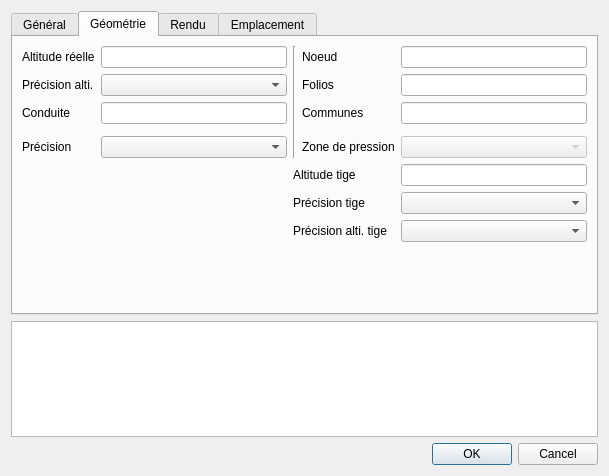
Qt form qgis-project/ui_forms/valve.ui (qwat/QWAT) before a commit.
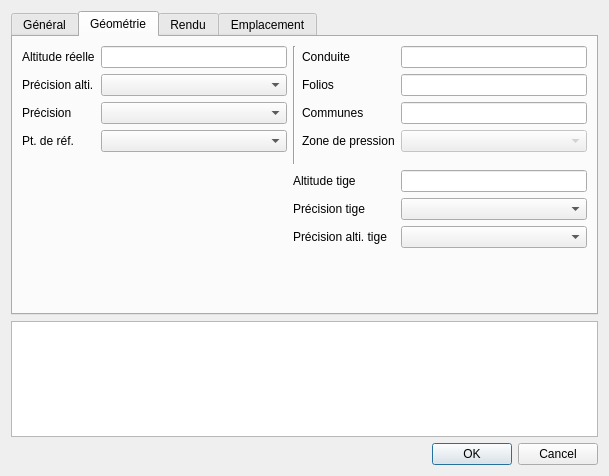
The same form after that commit. The open tabs and pages were chosen to show the change. Custom widgets are drawn as their Qt base class.

Commit message:
Fix valve form
fixed precision, precisionalti, valve_type, valve_function comboboxes
networkseparation from text --> checkbox
removed fk_node from ui as no longer relevant

Diff of the .ui file:
```diff
--- a/qgis-project/ui_forms/valve.ui
+++ b/qgis-project/ui_forms/valve.ui
@@ -182,9 +182,22 @@
        <string>Géométrie</string>
       </attribute>
       <layout class="QGridLayout" name="gridLayout_2">
-       <item row="9" column="4">
+       <item row="10" column="4">
         <widget class="QComboBox" name="fk_handle_precisionalti"/>
        </item>
+       <item row="11" column="1">
+        <spacer name="verticalSpacer_3">
+         <property name="orientation">
+          <enum>Qt::Vertical</enum>
+         </property>
+         <property name="sizeHint" stdset="0">
+          <size>
+           <width>20</width>
+           <height>40</height>
+          </size>
+         </property>
+        </spacer>
+       </item>
        <item row="2" column="0">
         <widget class="QLabel" name="label_5">
          <property name="text">
@@ -192,41 +205,10 @@
          </property>
         </widget>
        </item>
-       <item row="4" column="4">
-        <widget class="QLineEdit" name="_districts">
-         <property name="enabled">
-          <bool>true</bool>
-         </property>
-         <property name="readOnly">
-          <bool>true</bool>
-         </property>
-        </widget>
-       </item>
-       <item row="6" column="0">
-        <widget class="QLabel" name="label_19">
-         <property name="text">
-          <string>Précision</string>
-         </property>
-        </widget>
-       </item>
-       <item row="4" column="0">
-        <widget class="QLabel" name="label_13">
-         <property name="text">
-          <string>Conduite</string>
-         </property>
-        </widget>
-       </item>
        <item row="3" column="1">
         <widget class="QComboBox" name="fk_node_precisionalti"/>
        </item>
-       <item row="6" column="4">
-        <widget class="QComboBox" name="fk_pressurezone">
-         <property name="enabled">
-          <bool>false</bool>
-         </property>
-        </widget>
-       </item>
-       <item row="8" column="2" colspan="2">
+       <item row="9" column="2" colspan="2">
         <widget class="QLabel" name="label_23">
          <property name="text">
           <string>Précision tige</string>
@@ -247,68 +229,24 @@
          </property>
         </widget>
        </item>
-       <item row="2" column="2" rowspan="5">
+       <item row="2" column="2" rowspan="6">
         <widget class="Line" name="line">
          <property name="orientation">
           <enum>Qt::Vertical</enum>
          </property>
         </widget>
        </item>
-       <item row="10" column="1">
-        <spacer name="verticalSpacer_3">
-         <property name="orientation">
-          <enum>Qt::Vertical</enum>
-         </property>
-         <property name="sizeHint" stdset="0">
-          <size>
-           <width>20</width>
-           <height>40</height>
-          </size>
-         </property>
-        </spacer>
-       </item>
-       <item row="6" column="1">
-        <widget class="QComboBox" name="fk_node_precision">
-         <property name="sizeAdjustPolicy">
-          <enum>QComboBox::AdjustToContents</enum>
-         </property>
-        </widget>
-       </item>
-       <item row="6" column="3">
-        <widget class="QLabel" name="label_14">
-         <property name="text">
-          <string>Zone de pression</string>
-         </property>
-        </widget>
-       </item>
-       <item row="4" column="3">
-        <widget class="QLabel" name="label_12">
-         <property name="text">
-          <string>Communes</string>
-         </property>
-        </widget>
-       </item>
-       <item row="2" column="4">
-        <widget class="QLineEdit" name="fk_node">
-         <property name="enabled">
-          <bool>true</bool>
-         </property>
-         <property name="readOnly">
-          <bool>true</bool>
-         </property>
-        </widget>
-       </item>
        <item row="2" column="1">
         <widget class="QLineEdit" name="node_altitude"/>
        </item>
-       <item row="7" column="2" colspan="2">
+       <item row="8" column="2" colspan="2">
         <widget class="QLabel" name="label_22">
          <property name="text">
           <string>Altitude tige</string>
          </property>
         </widget>
        </item>
-       <item row="7" column="4">
+       <item row="8" column="4">
         <widget class="QLineEdit" name="handle_altitude"/>
        </item>
        <item row="3" column="4">
@@ -321,33 +259,88 @@
          </property>
         </widget>
        </item>
-       <item row="8" column="4">
+       <item row="9" column="4">
         <widget class="QComboBox" name="fk_handle_precision"/>
        </item>
-       <item row="4" column="1">
-        <widget class="QLineEdit" name="fk_pipe">
-         <property name="enabled">
-          <bool>true</bool>
-         </property>
-         <property name="readOnly">
-          <bool>true</bool>
-         </property>
-        </widget>
-       </item>
-       <item row="2" column="3">
-        <widget class="QLabel" name="label_11">
-         <property name="text">
-          <string>Noeud</string>
-         </property>
-        </widget>
-       </item>
-       <item row="9" column="2" colspan="2">
+       <item row="10" column="2" colspan="2">
         <widget class="QLabel" name="label_24">
          <property name="text">
           <string>Précision alti. tige</string>
          </property>
         </widget>
        </item>
+       <item row="2" column="4">
+        <widget class="QLineEdit" name="fk_pipe">
+         <property name="enabled">
+          <bool>true</bool>
+         </property>
+         <property name="readOnly">
+          <bool>true</bool>
+         </property>
+        </widget>
+       </item>
+       <item row="2" column="3">
+        <widget class="QLabel" name="label_13">
+         <property name="text">
+          <string>Conduite</string>
+         </property>
+        </widget>
+       </item>
+       <item row="4" column="4">
+        <widget class="QLineEdit" name="_districts">
+         <property name="enabled">
+          <bool>true</bool>
+         </property>
+         <property name="readOnly">
+          <bool>true</bool>
+         </property>
+        </widget>
+       </item>
+       <item row="4" column="3">
+        <widget class="QLabel" name="label_12">
+         <property name="text">
+          <string>Communes</string>
+         </property>
+        </widget>
+       </item>
+       <item row="5" column="4">
+        <widget class="QComboBox" name="fk_pressurezone">
+         <property name="enabled">
+          <bool>false</bool>
+         </property>
+        </widget>
+       </item>
+       <item row="5" column="3">
+        <widget class="QLabel" name="label_14">
+         <property name="text">
+          <string>Zone de pression</string>
+         </property>
+        </widget>
+       </item>
+       <item row="4" column="0">
+        <widget class="QLabel" name="label_19">
+         <property name="text">
+          <string>Précision</string>
+         </property>
+        </widget>
+       </item>
+       <item row="4" column="1">
+        <widget class="QComboBox" name="fk_precision">
+         <property name="sizeAdjustPolicy">
+          <enum>QComboBox::AdjustToContents</enum>
+         </property>
+        </widget>
+       </item>
+       <item row="5" column="0">
+        <widget class="QLabel" name="label_26">
+         <property name="text">
+          <string>Pt. de réf.</string>
+         </property>
+        </widget>
+       </item>
+       <item row="5" column="1">
+        <widget class="QComboBox" name="fk_object_reference"/>
+       </item>
       </layout>
       <zorder>fk_node_precision</zorder>
       <zorder>label_19</zorder>
```
Left out of the diff: 28 changed lines with no effect on the pictures. The commit also changes 1 other file.
